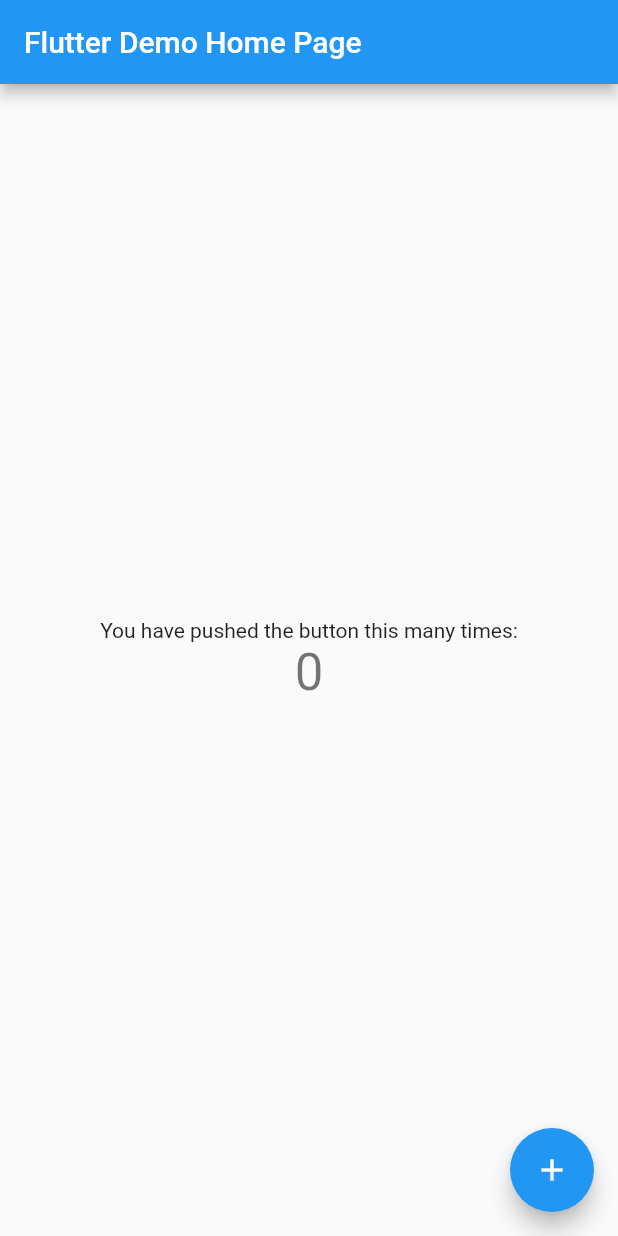
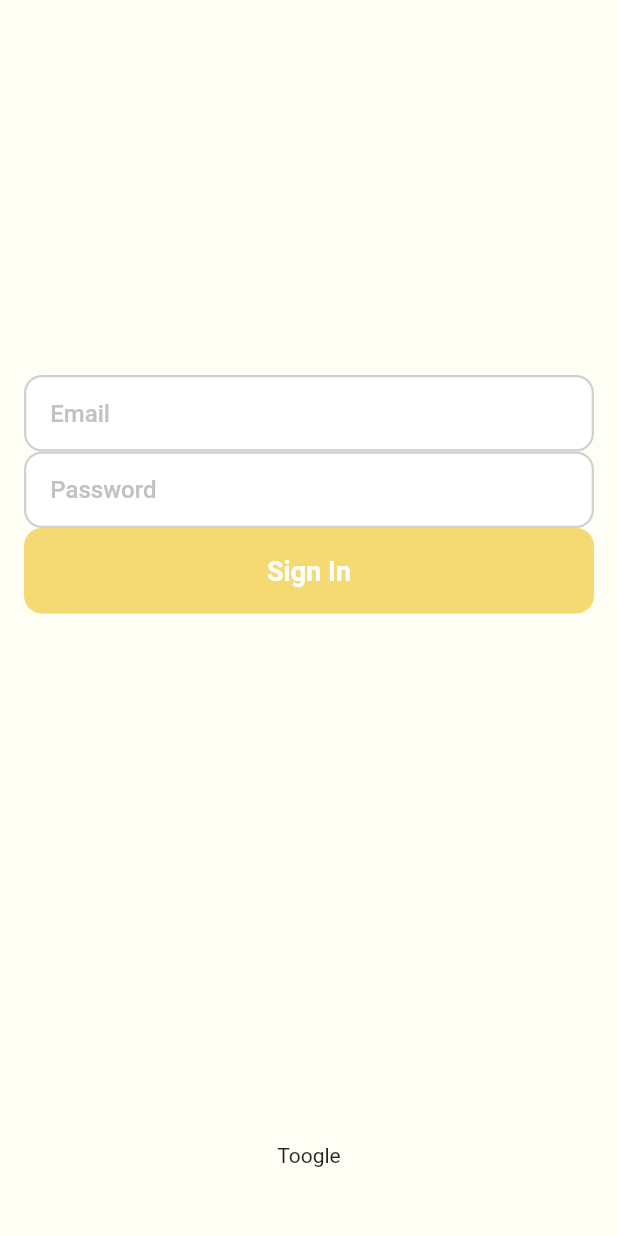
Before and after one commit to ngonhattri/flutter_social, a Flutter app: the screen it shows after launch, on a phone screen of 412 x 824 dp. Run offline on Flutter 3.47's test engine with Material 2 defaults, Android fonts, the phone set to English and light mode, and no system bars.

Commit message:
Login Screen Design

```diff
--- /dev/null
+++ b/lib/authentication/authentication_view.dart
@@ -0,0 +1,73 @@
+import 'package:flutter/material.dart';
+import 'package:flutter_social/components/animated_button.dart';
+import 'package:flutter_social/components/auth_switch_button.dart';
+import 'package:flutter_social/components/text_input_field.dart';
+
+class AuthenticationView extends StatefulWidget {
+  const AuthenticationView({Key? key}) : super(key: key);
+
+  @override
+  State<AuthenticationView> createState() => _AuthenticationViewState();
+}
+
+class _AuthenticationViewState extends State<AuthenticationView> {
+  bool _showSignIn = true;
+
+  @override
+  Widget build(BuildContext context) {
+    return Scaffold(
+      resizeToAvoidBottomInset: false,
+      body: Stack(
+        children: [
+          Padding(
+            padding: const EdgeInsets.fromLTRB(
+              16,
+              250,
+              16,
+              0,
+            ),
+            child: Column(
+              children: [
+                TextInputField(
+                  hintText: "Email",
+                  onChanged: (_) {},
+                ),
+                TextInputField(
+                  hintText: "Password",
+                  onChanged: (_) {},
+                ),
+                AnimatedButton(
+                  onTap: () {},
+                  child: Container(
+                    padding: const EdgeInsets.symmetric(vertical: 18),
+                    alignment: Alignment.center,
+                    decoration: BoxDecoration(
+                      color: const Color(0xFFF5D973),
+                      borderRadius: BorderRadius.circular(12),
+                    ),
+                    child: Text(
+                      "Sign In",
+                      style: const TextStyle(
+                        color: Colors.white,
+                        fontWeight: FontWeight.bold,
+                        fontSize: 18,
+                      ),
+                    ),
+                  ),
+                ),
+              ],
+            ),
+          ),
+          AuthSwitchButton(
+            showSignIn: _showSignIn,
+            onTap: () {
+              setState(() {
+                _showSignIn = !_showSignIn;
+              });
+            },
+          ),
+        ],
+      ),
+    );
+  }
+}
--- /dev/null
+++ b/lib/components/animated_button.dart
@@ -0,0 +1,65 @@
+import 'package:flutter/material.dart';
+
+class AnimatedButton extends StatefulWidget {
+  final VoidCallback? onTap;
+  final Widget child;
+
+  const AnimatedButton({
+    Key? key,
+    required this.onTap,
+    required this.child,
+  }) : super(key: key);
+
+  @override
+  State<AnimatedButton> createState() => _AnimatedButtonState();
+}
+
+class _AnimatedButtonState extends State<AnimatedButton>
+    with SingleTickerProviderStateMixin {
+  late AnimationController _animationController;
+  late Animation<double> _animation;
+
+  @override
+  void initState() {
+    super.initState();
+    _animationController = AnimationController(
+      vsync: this,
+      duration: const Duration(milliseconds: 400),
+    );
+
+    _animation =
+        Tween<double>(begin: 1.0, end: 0.9).animate(_animationController);
+  }
+
+  @override
+  Widget build(BuildContext context) {
+    return GestureDetector(
+      onTap: widget.onTap,
+      onTapDown: widget.onTap != null
+          ? (_) {
+              _animationController.forward();
+            }
+          : null,
+      onTapUp: widget.onTap != null
+          ? (_) {
+              _animationController.reverse();
+            }
+          : null,
+      child: AnimatedBuilder(
+        animation: _animationController,
+        builder: (_, __) {
+          return Transform.scale(
+            scale: _animation.value,
+            child: widget.child,
+          );
+        },
+      ),
+    );
+  }
+
+  @override
+  void dispose() {
+    _animationController.dispose();
+    super.dispose();
+  }
+}
--- /dev/null
+++ b/lib/components/auth_switch_button.dart
@@ -0,0 +1,29 @@
+import 'package:flutter/material.dart';
+
+class AuthSwitchButton extends StatelessWidget {
+  final bool showSignIn;
+  final VoidCallback onTap;
+
+  const AuthSwitchButton({
+    Key? key,
+    required this.showSignIn,
+    required this.onTap,
+  }) : super(key: key);
+
+  @override
+  Widget build(BuildContext context) {
+    return Positioned(
+      left: 0,
+      right: 0,
+      bottom: 30,
+      child: GestureDetector(
+        onTap: onTap,
+        child: Container(
+          padding: const EdgeInsets.all(16.0),
+          alignment: Alignment.center,
+          child: Text("Toogle"),
+        ),
+      ),
+    );
+  }
+}
--- /dev/null
+++ b/lib/components/size_fade_switcher.dart
@@ -0,0 +1,48 @@
+import 'package:flutter/material.dart';
+
+class SizeFadeSwitcher extends StatelessWidget {
+  final Widget child;
+
+  const SizeFadeSwitcher({Key? key, required this.child}) : super(key: key);
+
+  @override
+  Widget build(BuildContext context) {
+    return AnimatedSwitcher(
+      transitionBuilder: (child, animation) {
+        final sizeAnimation = Tween<double>(begin: 0.0, end: 1.0).animate(
+          CurvedAnimation(
+            parent: animation,
+            curve: const Interval(
+              0.0,
+              0.5,
+            ),
+          ),
+        );
+
+        final fadeAnimation = Tween<double>(begin: 0.0, end: 1.0).animate(
+          CurvedAnimation(
+            parent: animation,
+            curve: const Interval(
+              0.5,
+              1.0,
+            ),
+          ),
+        );
+
+        return FadeTransition(
+          opacity: fadeAnimation,
+          child: SizeTransition(
+            sizeFactor: sizeAnimation,
+            child: child,
+          ),
+        );
+      },
+      switchInCurve: Curves.easeIn,
+      switchOutCurve: Curves.easeIn,
+      duration: const Duration(
+        milliseconds: 400,
+      ),
+      child: child,
+    );
+  }
+}
--- /dev/null
+++ b/lib/components/text_input_field.dart
@@ -0,0 +1,62 @@
+import 'package:flutter/material.dart';
+import 'package:flutter_social/components/size_fade_switcher.dart';
+
+class TextInputField extends StatelessWidget {
+  final String hintText;
+  final void Function(String value) onChanged;
+  final String? errorText;
+  final bool obscuretext;
+
+  const TextInputField({
+    Key? key,
+    required this.hintText,
+    required this.onChanged,
+    this.errorText,
+    this.obscuretext = false,
+  }) : super(key: key);
+
+  @override
+  Widget build(BuildContext context) {
+    return Column(
+      mainAxisSize: MainAxisSize.min,
+      crossAxisAlignment: CrossAxisAlignment.start,
+      children: [
+        Container(
+          padding: const EdgeInsets.symmetric(horizontal: 16),
+          decoration: BoxDecoration(
+            color: Colors.white,
+            borderRadius: BorderRadius.circular(12),
+            border: Border.all(
+              color: const Color(0xFFD0D0D0),
+              width: 1.5,
+            ),
+          ),
+          child: TextField(
+            onChanged: onChanged,
+            obscureText: obscuretext,
+            decoration: InputDecoration(
+              border: InputBorder.none,
+              hintText: hintText,
+              hintStyle: const TextStyle(
+                fontSize: 16,
+                fontWeight: FontWeight.w500,
+                color: Color(0xFFC2C2C2),
+              ),
+            ),
+          ),
+        ),
+        SizeFadeSwitcher(
+          child: errorText != null
+              ? Padding(
+                  padding: const EdgeInsets.fromLTRB(16, 4, 16, 0),
+                  child: Text(
+                    errorText!,
+                    style: TextStyle(color: Theme.of(context).errorColor),
+                  ),
+                )
+              : const SizedBox.shrink(),
+        )
+      ],
+    );
+  }
+}
--- a/lib/main.dart
+++ b/lib/main.dart
@@ -1,4 +1,5 @@
 import 'package:flutter/material.dart';
+import 'package:flutter_social/authentication/authentication_view.dart';
 
 void main() {
   runApp(const MyApp());
@@ -11,105 +12,11 @@
   @override
   Widget build(BuildContext context) {
     return MaterialApp(
-      title: 'Flutter Demo',
       theme: ThemeData(
-        // This is the theme of your application.
-        //
-        // Try running your application with "flutter run". You'll see the
-        // application has a blue toolbar. Then, without quitting the app, try
-        // changing the primarySwatch below to Colors.green and then invoke
-        // "hot reload" (press "r" in the console where you ran "flutter run",
-        // or simply save your changes to "hot reload" in a Flutter IDE).
-        // Notice that the counter didn't reset back to zero; the application
-        // is not restarted.
-        primarySwatch: Colors.blue,
+        canvasColor: const Color(0xFFFFFFEF4)
       ),
-      home: const MyHomePage(title: 'Flutter Demo Home Page'),
+      debugShowCheckedModeBanner: false,
+      home: const AuthenticationView(),
     );
   }
 }
-
-class MyHomePage extends StatefulWidget {
-  const MyHomePage({super.key, required this.title});
-
-  // This widget is the home page of your application. It is stateful, meaning
-  // that it has a State object (defined below) that contains fields that affect
-  // how it looks.
-
-  // This class is the configuration for the state. It holds the values (in this
-  // case the title) provided by the parent (in this case the App widget) and
-  // used by the build method of the State. Fields in a Widget subclass are
-  // always marked "final".
-
-  final String title;
-
-  @override
-  State<MyHomePage> createState() => _MyHomePageState();
-}
-
-class _MyHomePageState extends State<MyHomePage> {
-  int _counter = 0;
-
-  void _incrementCounter() {
-    setState(() {
-      // This call to setState tells the Flutter framework that something has
-      // changed in this State, which causes it to rerun the build method below
-      // so that the display can reflect the updated values. If we changed
-      // _counter without calling setState(), then the build method would not be
-      // called again, and so nothing would appear to happen.
-      _counter++;
-    });
-  }
-
-  @override
-  Widget build(BuildContext context) {
-    // This method is rerun every time setState is called, for instance as done
-    // by the _incrementCounter method above.
-    //
-    // The Flutter framework has been optimized to make rerunning build methods
-    // fast, so that you can just rebuild anything that needs updating rather
-    // than having to individually change instances of widgets.
-    return Scaffold(
-      appBar: AppBar(
-        // Here we take the value from the MyHomePage object that was created by
-        // the App.build method, and use it to set our appbar title.
-        title: Text(widget.title),
-      ),
-      body: Center(
-        // Center is a layout widget. It takes a single child and positions it
-        // in the middle of the parent.
-        child: Column(
-          // Column is also a layout widget. It takes a list of children and
-          // arranges them vertically. By default, it sizes itself to fit its
-          // children horizontally, and tries to be as tall as its parent.
-          //
-          // Invoke "debug painting" (press "p" in the console, choose the
-          // "Toggle Debug Paint" action from the Flutter Inspector in Android
-          // Studio, or the "Toggle Debug Paint" command in Visual Studio Code)
-          // to see the wireframe for each widget.
-          //
-          // Column has various properties to control how it sizes itself and
-          // how it positions its children. Here we use mainAxisAlignment to
-          // center the children vertically; the main axis here is the vertical
-          // axis because Columns are vertical (the cross axis would be
-          // horizontal).
-          mainAxisAlignment: MainAxisAlignment.center,
-          children: <Widget>[
-            const Text(
-              'You have pushed the button this many times:',
-            ),
-            Text(
-              '$_counter',
-              style: Theme.of(context).textTheme.headline4,
-            ),
-          ],
-        ),
-      ),
-      floatingActionButton: FloatingActionButton(
-        onPressed: _incrementCounter,
-        tooltip: 'Increment',
-        child: const Icon(Icons.add),
-      ), // This trailing comma makes auto-formatting nicer for build methods.
-    );
-  }
-}
```
